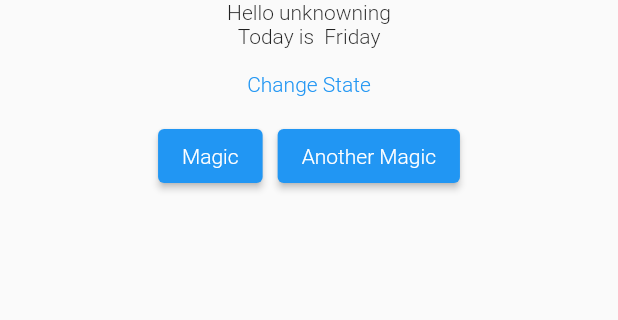
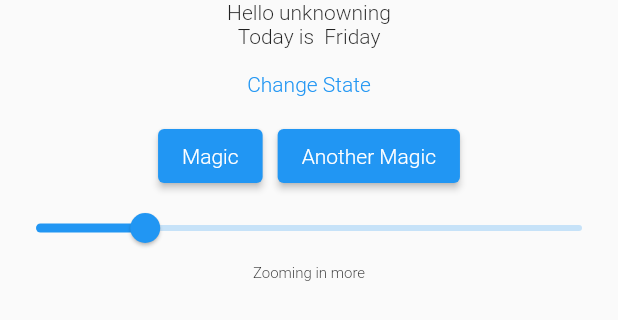
Before and after one commit to sanamdongol/ncit_flutter_I_2022, a Flutter app: the SecondSem widget shown alone on an empty page, opened directly, on a phone screen of 412 x 824 dp. Shown: the top 320 px of the screen. Run offline on Flutter 3.47's test engine with Material 2 defaults, Android fonts, the phone set to English and light mode, and no system bars; our stand-ins replace lottie.

Commit message:
Slider added

```diff
--- a/lib/screen/semesterpages/semester_second.dart
+++ b/lib/screen/semesterpages/semester_second.dart
@@ -9,10 +9,9 @@ class SecondSem extends StatefulWidget {
 
 class _SecondSemState extends State<SecondSem> {
   var name = ' unknowning';
-
   String weekend = ' Friday';
-
   var _isVisible = false;
+  var _sliderValue = 10.0;
 
   @override
   Widget build(BuildContext context) {
@@ -63,6 +62,21 @@ class _SecondSemState extends State<SecondSem> {
             ),
           ),
         ),
+        Slider(
+            value: _sliderValue,
+            min: 0,
+            max: 50,
+            label: _sliderValue.round().toString(),
+            onChanged: (value) {
+              setState(() {
+                _sliderValue = value;
+                print(_sliderValue);
+              });
+            }),
+        Text(
+          'Zooming in more',
+          style: TextStyle(fontSize: _sliderValue),
+        ),
       ],
     );
   }
```
